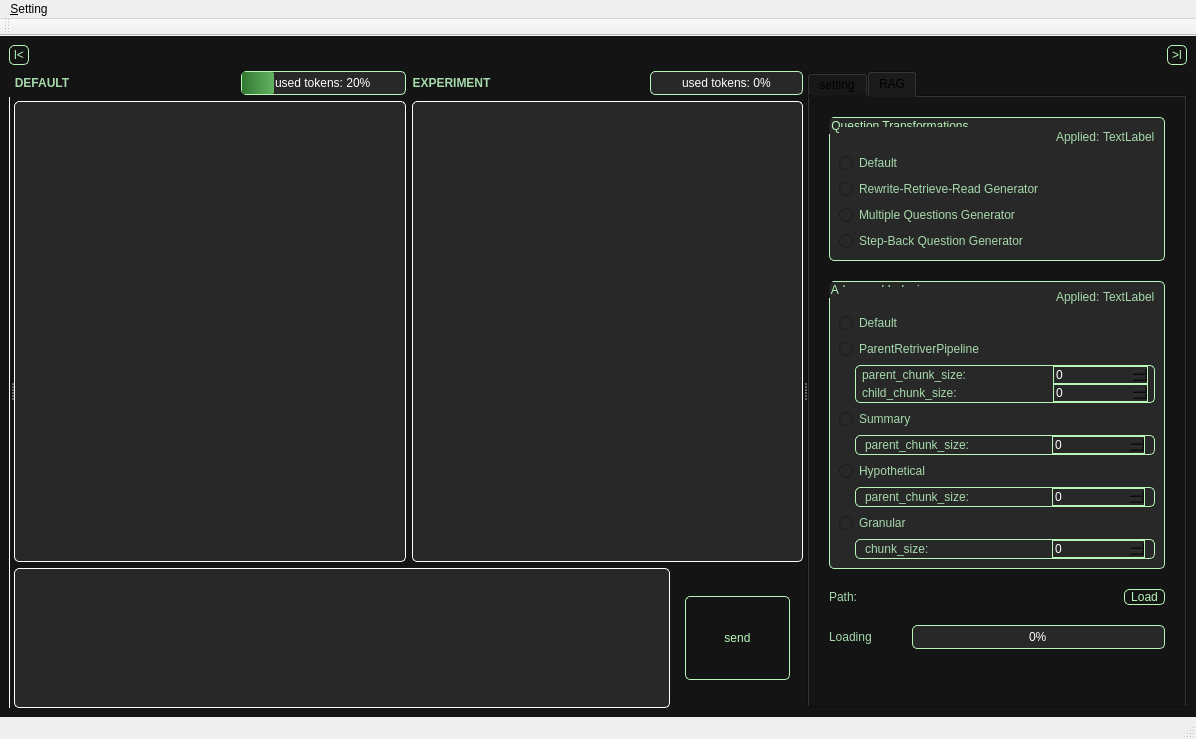
The window that projects/pj3(LLM_compared_v1.0.1)/ui/mainwindow.ui (EagerBeaverLee/Vision_AI_RnD_team) describes before a commit, drawn with Qt 5.
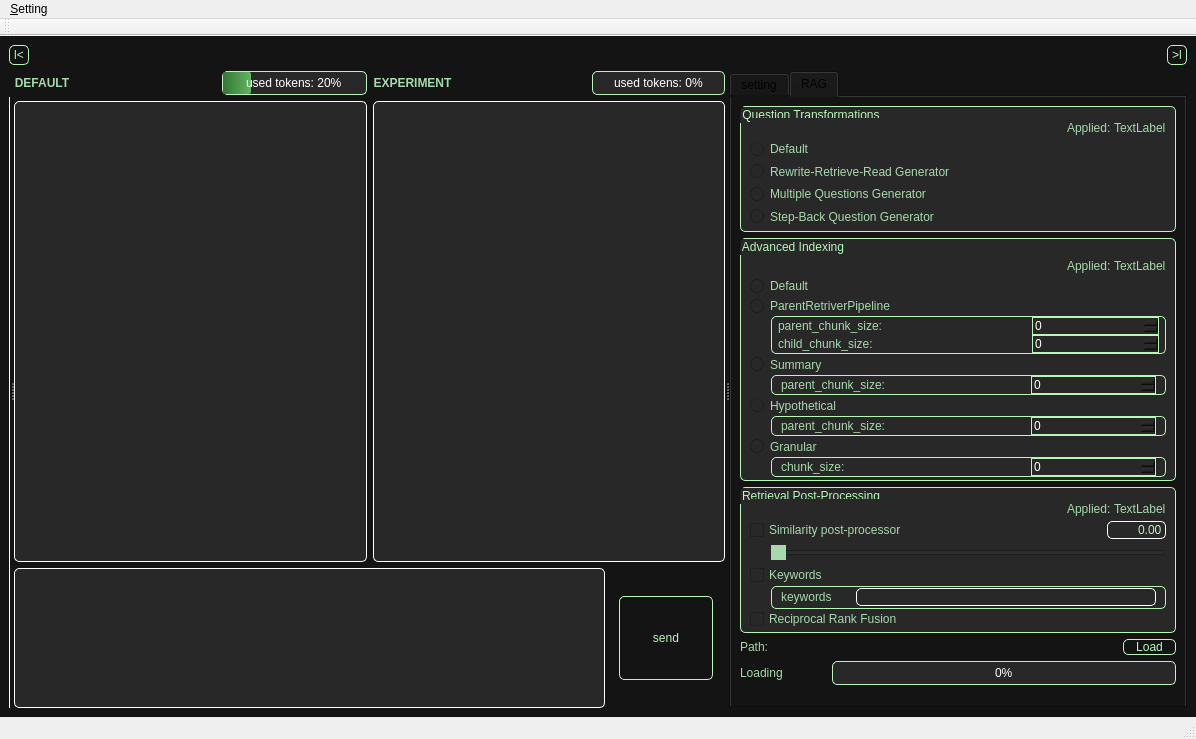
The same window after the commit.

Diff of the .ui file:
```diff
--- a/projects/pj3(LLM_compared_v1.0.1)/ui/mainwindow.ui
+++ b/projects/pj3(LLM_compared_v1.0.1)/ui/mainwindow.ui
@@ -913,22 +913,7 @@
         <attribute name="title">
          <string>RAG</string>
         </attribute>
-        <layout class="QVBoxLayout" name="verticalLayout_14" stretch="10,30,2,2,6">
-         <property name="spacing">
-          <number>20</number>
-         </property>
-         <property name="leftMargin">
-          <number>20</number>
-         </property>
-         <property name="topMargin">
-          <number>20</number>
-         </property>
-         <property name="rightMargin">
-          <number>20</number>
-         </property>
-         <property name="bottomMargin">
-          <number>20</number>
-         </property>
+        <layout class="QVBoxLayout" name="verticalLayout_16">
          <item>
           <widget class="QGroupBox" name="groupBox_6">
            <property name="styleSheet">
@@ -942,7 +927,22 @@
            <property name="title">
             <string>Question Transformations</string>
            </property>
-           <layout class="QVBoxLayout" name="verticalLayout_13" stretch="1,1,4,4,4,4">
+           <layout class="QVBoxLayout" name="verticalLayout_13" stretch="1,1,3,3,3,3">
+            <property name="spacing">
+             <number>0</number>
+            </property>
+            <property name="leftMargin">
+             <number>9</number>
+            </property>
+            <property name="topMargin">
+             <number>3</number>
+            </property>
+            <property name="rightMargin">
+             <number>9</number>
+            </property>
+            <property name="bottomMargin">
+             <number>3</number>
+            </property>
             <item>
              <spacer name="verticalSpacer_7">
               <property name="orientation">
@@ -1023,6 +1023,12 @@
             </item>
             <item>
              <widget class="QRadioButton" name="default_generator">
+              <property name="sizePolicy">
+               <sizepolicy hsizetype="Minimum" vsizetype="Minimum">
+                <horstretch>0</horstretch>
+                <verstretch>0</verstretch>
+               </sizepolicy>
+              </property>
               <property name="styleSheet">
                <string notr="true">QRadioButton {
     color: rgb(166, 217, 171);
@@ -1036,6 +1042,12 @@
             </item>
             <item>
              <widget class="QRadioButton" name="rewrite_generator">
+              <property name="sizePolicy">
+               <sizepolicy hsizetype="Minimum" vsizetype="Minimum">
+                <horstretch>0</horstretch>
+                <verstretch>0</verstretch>
+               </sizepolicy>
+              </property>
               <property name="styleSheet">
                <string notr="true">QRadioButton {
     color: rgb(166, 217, 171);
@@ -1049,6 +1061,12 @@
             </item>
             <item>
              <widget class="QRadioButton" name="multiple_generator">
+              <property name="sizePolicy">
+               <sizepolicy hsizetype="Minimum" vsizetype="Minimum">
+                <horstretch>0</horstretch>
+                <verstretch>0</verstretch>
+               </sizepolicy>
+              </property>
               <property name="styleSheet">
                <string notr="true">QRadioButton {
     color: rgb(166, 217, 171);
@@ -1062,6 +1080,12 @@
             </item>
             <item>
              <widget class="QRadioButton" name="step_back_generator">
+              <property name="sizePolicy">
+               <sizepolicy hsizetype="Minimum" vsizetype="Minimum">
+                <horstretch>0</horstretch>
+                <verstretch>0</verstretch>
+               </sizepolicy>
+              </property>
               <property name="styleSheet">
                <string notr="true">QRadioButton {
     color: rgb(166, 217, 171);
@@ -1089,15 +1113,15 @@
            <property name="title">
             <string>Advanced Indexing</string>
            </property>
-           <layout class="QVBoxLayout" name="verticalLayout_12" stretch="1,1,3,3,3,3,3,3,3,3,3">
+           <layout class="QVBoxLayout" name="verticalLayout_12" stretch="2,1,3,3,3,3,3,3,3,3,3">
             <property name="spacing">
-             <number>6</number>
+             <number>0</number>
             </property>
             <property name="topMargin">
-             <number>5</number>
+             <number>3</number>
             </property>
             <property name="bottomMargin">
-             <number>9</number>
+             <number>3</number>
             </property>
             <item>
              <spacer name="verticalSpacer_6">
@@ -1177,6 +1201,12 @@
             </item>
             <item>
              <widget class="QRadioButton" name="default_retriever">
+              <property name="sizePolicy">
+               <sizepolicy hsizetype="Minimum" vsizetype="Minimum">
+                <horstretch>0</horstretch>
+                <verstretch>0</verstretch>
+               </sizepolicy>
+              </property>
               <property name="styleSheet">
                <string notr="true">QRadioButton {
     color: rgb(166, 217, 171);
@@ -1190,6 +1220,12 @@
             </item>
             <item>
              <widget class="QRadioButton" name="parent_retriever">
+              <property name="sizePolicy">
+               <sizepolicy hsizetype="Minimum" vsizetype="Minimum">
+                <horstretch>0</horstretch>
+                <verstretch>0</verstretch>
+               </sizepolicy>
+              </property>
               <property name="styleSheet">
                <string notr="true">QRadioButton {
     color: rgb(166, 217, 171);
@@ -1203,6 +1239,12 @@
             </item>
             <item>
              <widget class="QWidget" name="widget_4" native="true">
+              <property name="sizePolicy">
+               <sizepolicy hsizetype="Preferred" vsizetype="Minimum">
+                <horstretch>0</horstretch>
+                <verstretch>0</verstretch>
+               </sizepolicy>
+              </property>
               <property name="styleSheet">
                <string notr="true">QWidget {
 	background-color: rgb(40, 40, 40); /* 원하는 색상으로 변경 */
@@ -1343,6 +1385,12 @@
             </item>
             <item>
              <widget class="QRadioButton" name="summary_retriever">
+              <property name="sizePolicy">
+               <sizepolicy hsizetype="Minimum" vsizetype="Minimum">
+                <horstretch>0</horstretch>
+                <verstretch>0</verstretch>
+               </sizepolicy>
+              </property>
               <property name="styleSheet">
                <string notr="true">QRadioButton {
     color: rgb(166, 217, 171);
@@ -1356,6 +1404,12 @@
             </item>
             <item>
              <widget class="QWidget" name="widget_5" native="true">
+              <property name="sizePolicy">
+               <sizepolicy hsizetype="Preferred" vsizetype="Minimum">
+                <horstretch>0</horstretch>
+                <verstretch>0</verstretch>
+               </sizepolicy>
+              </property>
               <property name="styleSheet">
                <string notr="true">QWidget {
 	background-color: rgb(40, 40, 40); /* 원하는 색상으로 변경 */
@@ -1459,6 +1513,12 @@
             </item>
             <item>
              <widget class="QRadioButton" name="hypothetical_retriever">
+              <property name="sizePolicy">
+               <sizepolicy hsizetype="Minimum" vsizetype="Minimum">
+                <horstretch>0</horstretch>
+                <verstretch>0</verstretch>
+               </sizepolicy>
+              </property>
               <property name="styleSheet">
                <string notr="true">QRadioButton {
     color: rgb(166, 217, 171);
@@ -1472,6 +1532,12 @@
             </item>
             <item>
              <widget class="QWidget" name="widget_6" native="true">
+              <property name="sizePolicy">
+               <sizepolicy hsizetype="Preferred" vsizetype="Minimum">
+                <horstretch>0</horstretch>
+                <verstretch>0</verstretch>
+               </sizepolicy>
+              </property>
               <property name="styleSheet">
                <string notr="true">QWidget {
 	background-color: rgb(40, 40, 40); /* 원하는 색상으로 변경 */
@@ -1572,6 +1638,12 @@
             </item>
             <item>
              <widget class="QRadioButton" name="granular_retriever">
+              <property name="sizePolicy">
+               <sizepolicy hsizetype="Minimum" vsizetype="Minimum">
+                <horstretch>0</horstretch>
+                <verstretch>0</verstretch>
+               </sizepolicy>
+              </property>
               <property name="styleSheet">
                <string notr="true">QRadioButton {
     color: rgb(166, 217, 171);
@@ -1585,6 +1657,12 @@
             </item>
             <item>
              <widget class="QWidget" name="widget_7" native="true">
+              <property name="sizePolicy">
+               <sizepolicy hsizetype="Preferred" vsizetype="Minimum">
+                <horstretch>0</horstretch>
+                <verstretch>0</verstretch>
+               </sizepolicy>
+              </property>
               <property name="styleSheet">
                <string notr="true">QWidget {
 	background-color: rgb(40, 40, 40); /* 원하는 색상으로 변경 */
@@ -1686,6 +1764,417 @@
            </layout>
           </widget>
          </item>
+         <item>
+          <widget class="QGroupBox" name="groupBox_7">
+           <property name="styleSheet">
+            <string notr="true">QGroupBox {
+	color: rgb(184, 247, 185);
+    background-color: rgb(40, 40, 40); /* 원하는 색상으로 변경 */
+	border: 1px solid rgb(184, 247, 185);
+	border-radius: 5px;      /* (선택 사항) 모서리를 둥글게 */
+}</string>
+           </property>
+           <property name="title">
+            <string>Retrieval Post-Processing</string>
+           </property>
+           <layout class="QVBoxLayout" name="verticalLayout_15" stretch="1,1,3,3,3,3,0">
+            <property name="spacing">
+             <number>0</number>
+            </property>
+            <property name="topMargin">
+             <number>3</number>
+            </property>
+            <property name="bottomMargin">
+             <number>3</number>
+            </property>
+            <item>
+             <spacer name="verticalSpacer_8">
+              <property name="orientation">
+               <enum>Qt::Vertical</enum>
+              </property>
+              <property name="sizeHint" stdset="0">
+               <size>
+                <width>20</width>
+                <height>40</height>
+               </size>
+              </property>
+             </spacer>
+            </item>
+            <item>
+             <widget class="QWidget" name="widget_8" native="true">
+              <property name="styleSheet">
+               <string notr="true">QWidget{
+	background-color: rgb(40, 40, 40); /* 원하는 색상으로 변경 */
+}</string>
+              </property>
+              <layout class="QHBoxLayout" name="horizontalLayout_21">
+               <property name="spacing">
+                <number>0</number>
+               </property>
+               <property name="leftMargin">
+                <number>0</number>
+               </property>
+               <property name="topMargin">
+                <number>0</number>
+               </property>
+               <property name="rightMargin">
+                <number>0</number>
+               </property>
+               <property name="bottomMargin">
+                <number>0</number>
+               </property>
+               <item>
+                <spacer name="horizontalSpacer_13">
+                 <property name="orientation">
+                  <enum>Qt::Horizontal</enum>
+                 </property>
+                 <property name="sizeHint" stdset="0">
+                  <size>
+                   <width>40</width>
+                   <height>20</height>
+                  </size>
+                 </property>
+                </spacer>
+               </item>
+               <item>
+                <widget class="QLabel" name="label_15">
+                 <property name="styleSheet">
+                  <string notr="true">QLabel {
+    color: rgb(166, 217, 171);
+	background-color: rgb(40, 40, 40); /* 원하는 색상으로 변경 */
+}</string>
+                 </property>
+                 <property name="text">
+                  <string>Applied: </string>
+                 </property>
+                </widget>
+               </item>
+               <item>
+                <widget class="QLabel" name="rag_post_processing">
+                 <property name="styleSheet">
+                  <string notr="true">QLabel {
+    color: rgb(166, 217, 171);
+	background-color: rgb(40, 40, 40); /* 원하는 색상으로 변경 */
+}</string>
+                 </property>
+                 <property name="text">
+                  <string>TextLabel</string>
+                 </property>
+                </widget>
+               </item>
+              </layout>
+             </widget>
+            </item>
+            <item>
+             <widget class="QWidget" name="widget_10" native="true">
+              <property name="styleSheet">
+               <string notr="true">QWidget {
+	background-color: rgb(40, 40, 40); /* 원하는 색상으로 변경 */
+}</string>
+              </property>
+              <layout class="QHBoxLayout" name="horizontalLayout_24" stretch="3,3,1">
+               <property name="leftMargin">
+                <number>0</number>
+               </property>
+               <property name="topMargin">
+                <number>0</number>
+               </property>
+               <property name="rightMargin">
+                <number>0</number>
+               </property>
+               <property name="bottomMargin">
+                <number>0</number>
+               </property>
+               <item>
+                <widget class="QCheckBox" name="similarity_post_processor">
+                 <property name="sizePolicy">
+                  <sizepolicy hsizetype="Minimum" vsizetype="Minimum">
+                   <horstretch>0</horstretch>
+                   <verstretch>0</verstretch>
+                  </sizepolicy>
+                 </property>
+                 <property name="styleSheet">
+                  <string notr="true">QCheckBox {
+    color: rgb(166, 217, 171);
+	background-color: rgb(40, 40, 40); /* 원하는 색상으로 변경 */
+}</string>
+                 </property>
+                 <property name="text">
+                  <string>Similarity post-processor</string>
+                 </property>
+                </widget>
+               </item>
+               <item>
+                <spacer name="horizontalSpacer_16">
+                 <property name="orientation">
+                  <enum>Qt::Horizontal</enum>
+                 </property>
+                 <property name="sizeHint" stdset="0">
+                  <size>
+                   <width>78</width>
+                   <height>13</height>
+                  </size>
+                 </property>
+                </spacer>
+               </item>
+               <item>
+                <widget class="QLineEdit" name="similarity_val">
+                 <property name="minimumSize">
+                  <size>
+                   <width>30</width>
+                   <height>0</height>
+                  </size>
+                 </property>
+                 <property name="styleSheet">
+                  <string notr="true">QLineEdit {
+	color: rgb(184, 247, 185);
+    background-color: rgb(40, 40, 40); /* 원하는 색상으로 변경 */
+	border: 1px solid rgb(255,255,255);
+	border-radius: 5px;      /* (선택 사항) 모서리를 둥글게 */
+}
+QLineEdit:focus {
+    border: 1px solid rgb(184, 247, 185);
+    outline: none;           /* 기본 포커스 아웃라인 제거 */
+}</string>
+                 </property>
+                 <property name="text">
+                  <string>0.00</string>
+                 </property>
+                 <property name="alignment">
+                  <set>Qt::AlignRight|Qt::AlignTrailing|Qt::AlignVCenter</set>
+                 </property>
+                </widget>
+               </item>
+              </layout>
+             </widget>
+            </item>
+            <item>
+             <widget class="QWidget" name="widget_11" native="true">
+              <property name="styleSheet">
+               <string notr="true">QWidget {
+	background-color: rgb(40, 40, 40); /* 원하는 색상으로 변경 */
+}</string>
+              </property>
+              <layout class="QHBoxLayout" name="horizontalLayout_25" stretch="1,19">
+               <property name="leftMargin">
+                <number>0</number>
+               </property>
+               <property name="topMargin">
+                <number>0</number>
+               </property>
+               <property name="rightMargin">
+                <number>0</number>
+               </property>
+               <property name="bottomMargin">
+                <number>0</number>
+               </property>
+               <item>
+                <spacer name="horizontalSpacer_17">
+                 <property name="orientation">
+                  <enum>Qt::Horizontal</enum>
+                 </property>
+                 <property name="sizeHint" stdset="0">
+                  <size>
+                   <width>40</width>
+                   <height>20</height>
+                  </size>
+                 </property>
+                </spacer>
+               </item>
+               <item>
+                <widget class="QSlider" name="similarity_slider">
+                 <property name="sizePolicy">
+                  <sizepolicy hsizetype="Ignored" vsizetype="Fixed">
+                   <horstretch>0</horstretch>
+                   <verstretch>0</verstretch>
+                  </sizepolicy>
+                 </property>
+                 <property name="styleSheet">
+                  <string notr="true">QSlider::handle:horizontal{
+	background: rgb(166, 217, 171);
+	width: 20px;
+	margin: -5px 0;
+	border-radius: 10px;
+}
+QSlider::handle:horizontal:hover{
+	background: rgb(100,170,100);
+}
+QSlider::handle:horizontal:pressed{
+	background: rgb(50,120,50);
+}</string>
+                 </property>
+                 <property name="maximum">
+                  <number>100</number>
+                 </property>
+                 <property name="singleStep">
+                  <number>1</number>
+                 </property>
+                 <property name="value">
+                  <number>0</number>
+                 </property>
+                 <property name="orientation">
+                  <enum>Qt::Horizontal</enum>
+                 </property>
+                </widget>
+               </item>
+              </layout>
+             </widget>
+            </item>
+            <item>
+             <widget class="QCheckBox" name="keywords">
+              <property name="sizePolicy">
+               <sizepolicy hsizetype="Minimum" vsizetype="Minimum">
+                <horstretch>0</horstretch>
+                <verstretch>0</verstretch>
+               </sizepolicy>
+              </property>
+              <property name="styleSheet">
+               <string notr="true">QCheckBox {
+    color: rgb(166, 217, 171);
+	background-color: rgb(40, 40, 40); /* 원하는 색상으로 변경 */
+}</string>
+              </property>
+              <property name="text">
+               <string>Keywords</string>
+              </property>
+             </widget>
+            </item>
+            <item>
+             <widget class="QWidget" name="widget_9" native="true">
+              <property name="styleSheet">
+               <string notr="true">QWidget {
+	background-color: rgb(40, 40, 40); /* 원하는 색상으로 변경 */
+}</string>
+              </property>
+              <layout class="QHBoxLayout" name="horizontalLayout_22" stretch="1,19">
+               <property name="spacing">
+                <number>6</number>
+               </property>
+               <property name="leftMargin">
+                <number>0</number>
+               </property>
+               <property name="topMargin">
+                <number>0</number>
+               </property>
+               <property name="rightMargin">
+                <number>0</number>
+               </property>
+               <property name="bottomMargin">
+                <number>0</number>
+               </property>
+               <item>
+                <spacer name="horizontalSpacer_14">
+                 <property name="orientation">
+                  <enum>Qt::Horizontal</enum>
+                 </property>
+                 <property name="sizeHint" stdset="0">
+                  <size>
+                   <width>40</width>
+                   <height>20</height>
+                  </size>
+                 </property>
+                </spacer>
+               </item>
+               <item>
+                <widget class="QGroupBox" name="groupBox_8">
+                 <property name="styleSheet">
+                  <string notr="true">QGroupBox {
+	border: 1px solid rgb(184, 247, 185);
+	border-radius: 5px;
+	background-color: rgb(40, 40, 40);
+	text-align: center;
+	color: White;
+}</string>
+                 </property>
+                 <property name="title">
+                  <string/>
+                 </property>
+                 <property name="alignment">
+                  <set>Qt::AlignLeading|Qt::AlignLeft|Qt::AlignTop</set>
+                 </property>
+                 <layout class="QVBoxLayout" name="verticalLayout_14">
+                  <property name="spacing">
+                   <number>0</number>
+                  </property>
+                  <property name="topMargin">
+                   <number>0</number>
+                  </property>
+                  <property name="bottomMargin">
+                   <number>0</number>
+                  </property>
+                  <item>
+                   <layout class="QHBoxLayout" name="horizontalLayout_23" stretch="1,4">
+                    <item>
+                     <widget class="QLabel" name="label_16">
+                      <property name="styleSheet">
+                       <string notr="true">QLabel {
+    color: rgb(166, 217, 171);
+	background-color: rgb(40, 40, 40);
+}</string>
+                      </property>
+                      <property name="text">
+                       <string>keywords</string>
+                      </property>
+                     </widget>
+                    </item>
+                    <item>
+                     <widget class="QLineEdit" name="keyword_txt">
+                      <property name="styleSheet">
+                       <string notr="true">QLineEdit {
+	color: white;
+    background-color: rgb(40, 40, 40); /* 원하는 색상으로 변경 */
+	border: 1px solid rgb(255,255,255);
+	border-radius: 5px;      /* (선택 사항) 모서리를 둥글게 */
+}
+QLineEdit:focus {
+    border: 1px solid rgb(184, 247, 185);
+    outline: none;           /* 기본 포커스 아웃라인 제거 */
+}</string>
+                      </property>
+                     </widget>
+                    </item>
+                   </layout>
+                  </item>
+                 </layout>
+                </widget>
+               </item>
+              </layout>
+             </widget>
+            </item>
+            <item>
+             <widget class="QCheckBox" name="reciprocal_rank_fusion">
+              <property name="enabled">
+               <bool>false</bool>
+              </property>
+              <property name="sizePolicy">
+               <sizepolicy hsizetype="Minimum" vsizetype="Minimum">
+                <horstretch>0</horstretch>
+                <verstretch>0</verstretch>
+               </sizepolicy>
+              </property>
+              <property name="toolTip">
+               <string>only Multiple Questions Generator can use this function</string>
+              </property>
+              <property name="styleSheet">
+               <string notr="true">QCheckBox {
+    color: rgb(166, 217, 171);
+	background-color: rgb(40, 40, 40); /* 원하는 색상으로 변경 */
+}</string>
+              </property>
+              <property name="text">
+               <string>Reciprocal Rank Fusion</string>
+              </property>
+              <property name="checkable">
+               <bool>true</bool>
+              </property>
+              <property name="checked">
+               <bool>false</bool>
+              </property>
+             </widget>
+            </item>
+           </layout>
+          </widget>
+         </item>
          <item>
           <layout class="QHBoxLayout" name="horizontalLayout_5" stretch="1,6,1">
            <property name="spacing">
```
Left out of the diff: 14 changed lines with no effect on the pictures.
